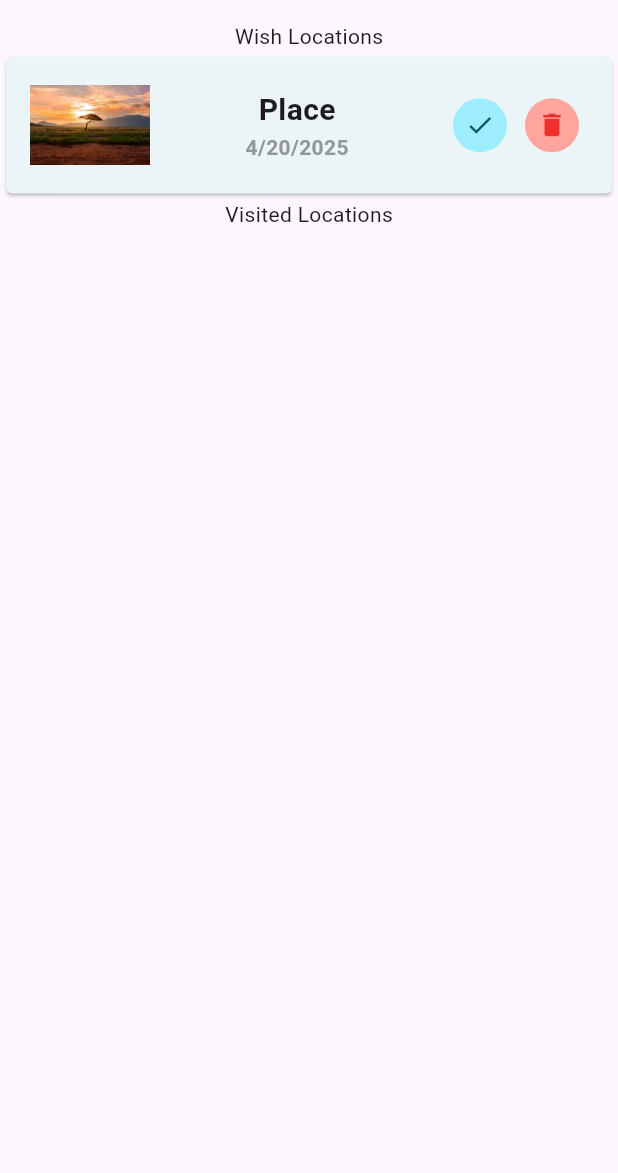
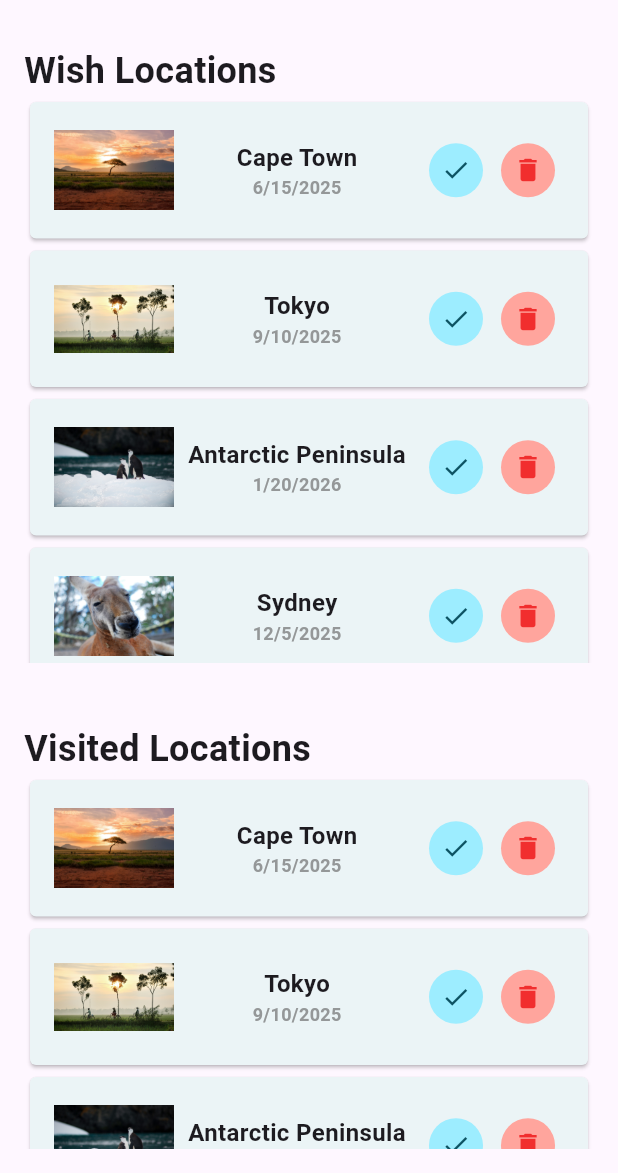
Before and after one commit to faruqonaayo/vzit_app, a Flutter app: the screen it shows after launch, on a phone screen of 412 x 824 dp, the part 63-1236 px from its top. Run offline on Flutter 3.47's test engine with Material 3 defaults, Android fonts, the phone set to English and light mode, and no system bars.

Commit message:
Complete rendering the card within the wish and visited widgets

```diff
--- a/lib/models/location.dart
+++ b/lib/models/location.dart
@@ -13,13 +13,13 @@ enum Continent {
 }
 
 final Map<Continent, String> continentUrl = {
-  Continent.africa: "asset/images/afr.jpg",
-  Continent.asia: "asset/images/asia.jpg",
-  Continent.antarctica: "asset/images/ant.jpg",
-  Continent.australia: "asset/images/aus.jpg",
-  Continent.europe: "asset/images/eur.jpg",
-  Continent.northAmerica: "asset/images/namr.jpg",
-  Continent.southAmerica: "asset/images/samr.jpg",
+  Continent.africa: "assets/images/afr.jpg",
+  Continent.asia: "assets/images/asia.jpg",
+  Continent.antarctica: "assets/images/ant.jpg",
+  Continent.australia: "assets/images/aus.jpg",
+  Continent.europe: "assets/images/eur.jpg",
+  Continent.northAmerica: "assets/images/namr.jpg",
+  Continent.southAmerica: "assets/images/samr.jpg",
 };
 
 class Location {
--- a/lib/vzit_app.dart
+++ b/lib/vzit_app.dart
@@ -1,14 +1,71 @@
 import 'package:flutter/material.dart';
+import 'package:vzit_app/models/location.dart';
 import 'package:vzit_app/widgets/visited.dart';
 import 'package:vzit_app/widgets/wish.dart';
 
-class VzitApp extends StatelessWidget {
+class VzitApp extends StatefulWidget {
   const VzitApp({super.key});
+  @override
+  State<VzitApp> createState() {
+    return _VzitAppState();
+  }
+}
+
+class _VzitAppState extends State<VzitApp> {
+  final List<Location> sampleLocations = [
+    Location(
+      name: "Cape Town",
+      dateToVisit: DateTime(2025, 6, 15),
+      continent: Continent.africa,
+    ),
+    Location(
+      name: "Tokyo",
+      dateToVisit: DateTime(2025, 9, 10),
+      continent: Continent.asia,
+    ),
+    Location(
+      name: "Antarctic Peninsula",
+      dateToVisit: DateTime(2026, 1, 20),
+      continent: Continent.antarctica,
+    ),
+    Location(
+      name: "Sydney",
+      dateToVisit: DateTime(2025, 12, 5),
+      continent: Continent.australia,
+    ),
+    Location(
+      name: "Paris",
+      dateToVisit: DateTime(2025, 7, 22),
+      continent: Continent.europe,
+    ),
+    Location(
+      name: "Vancouver",
+      dateToVisit: DateTime(2025, 8, 14),
+      continent: Continent.northAmerica,
+    ),
+    Location(
+      name: "Rio de Janeiro",
+      dateToVisit: DateTime(2025, 11, 3),
+      continent: Continent.southAmerica,
+    ),
+  ];
+
   @override
   Widget build(context) {
     return Scaffold(
       appBar: AppBar(title: Text("Vzit App")),
-      body: SingleChildScrollView(child: Column(children: [Wish(), Visited()])),
+      body: Padding(
+        padding: const EdgeInsets.all(16.0),
+        child: SingleChildScrollView(
+          child: Column(
+            children: [
+              Wish(locations: sampleLocations),
+              const SizedBox(height: 40),
+              Visited(locations: sampleLocations),
+            ],
+          ),
+        ),
+      ),
     );
   }
 }
--- a/lib/widgets/location_card.dart
+++ b/lib/widgets/location_card.dart
@@ -1,10 +1,13 @@
 import 'package:flutter/material.dart';
 import 'package:intl/intl.dart';
+import 'package:vzit_app/models/location.dart';
 
 final DateFormat formatter = DateFormat.yMd();
 
 class LocationCard extends StatelessWidget {
-  const LocationCard({super.key});
+  const LocationCard({super.key, required this.location});
+
+  final Location location;
   @override
   Widget build(context) {
     return Card(
@@ -16,19 +19,20 @@ class LocationCard extends StatelessWidget {
         padding: const EdgeInsets.symmetric(vertical: 8, horizontal: 16),
         child: Row(
           children: [
-            Image.asset("assets/images/afr.jpg", width: 80, height: 75),
+            Image.asset(location.continentImageUrl, width: 80, height: 75),
             const Spacer(),
             Column(
               mainAxisAlignment: MainAxisAlignment.center,
               children: [
                 Text(
-                  "Place",
-                  style: TextStyle(fontWeight: FontWeight.bold, fontSize: 20),
+                  location.name,
+                  style: TextStyle(fontWeight: FontWeight.bold, fontSize: 16),
                 ),
                 Text(
-                  formatter.format(DateTime.now()),
+                  formatter.format(location.dateToVisit),
                   style: TextStyle(
                     fontWeight: FontWeight.bold,
+                    fontSize: 12,
                     color: Color.fromRGBO(148, 151, 152, 1),
                   ),
                 ),
--- a/lib/widgets/visited.dart
+++ b/lib/widgets/visited.dart
@@ -1,9 +1,35 @@
 import 'package:flutter/material.dart';
+import 'package:vzit_app/models/location.dart';
+import 'package:vzit_app/widgets/location_card.dart';
 
 class Visited extends StatelessWidget {
-  const Visited({super.key});
+  const Visited({super.key, required this.locations});
+
+  final List<Location> locations;
   @override
   Widget build(context) {
-    return Column(children: [Text("Visited Locations")]);
+    final height = MediaQuery.of(context).size.height;
+    return SizedBox(
+      width: double.infinity,
+      height: height / 2,
+      child: Column(
+        crossAxisAlignment: CrossAxisAlignment.start,
+        children: [
+          Text(
+            "Visited Locations",
+            style: TextStyle(fontWeight: FontWeight.bold, fontSize: 24),
+          ),
+          Expanded(
+            child: ListView.builder(
+              itemCount: locations.length,
+              itemBuilder: (ctx, index) {
+                final currentLocation = locations[index];
+                return LocationCard(location: currentLocation);
+              },
+            ),
+          ),
+        ],
+      ),
+    );
   }
 }
--- a/lib/widgets/wish.dart
+++ b/lib/widgets/wish.dart
@@ -1,20 +1,36 @@
 import 'package:flutter/material.dart';
+import 'package:vzit_app/models/location.dart';
 import 'package:vzit_app/widgets/location_card.dart';
 
 class Wish extends StatelessWidget {
-  const Wish({super.key});
+  const Wish({super.key, required this.locations});
+
+  final List<Location> locations;
   @override
   Widget build(context) {
-    return Column(
-      children: [
-        Text("Wish Locations"),
-        // ListView.builder(
-        //   itemBuilder: (ctx, index) {
-        //     return LocationCard();
-        //   },
-        // ),
-        LocationCard(),
-      ],
+    final height = MediaQuery.of(context).size.height;
+    return SizedBox(
+      width: double.infinity,
+      height: height / 2,
+      child: Column(
+        crossAxisAlignment: CrossAxisAlignment.start,
+        children: [
+          Text(
+            "Wish Locations",
+            style: TextStyle(fontWeight: FontWeight.bold, fontSize: 24),
+          ),
+
+          Expanded(
+            child: ListView.builder(
+              itemCount: locations.length,
+              itemBuilder: (ctx, index) {
+                final currentLocation = locations[index];
+                return LocationCard(location: currentLocation);
+              },
+            ),
+          ),
+        ],
+      ),
     );
   }
 }
```
